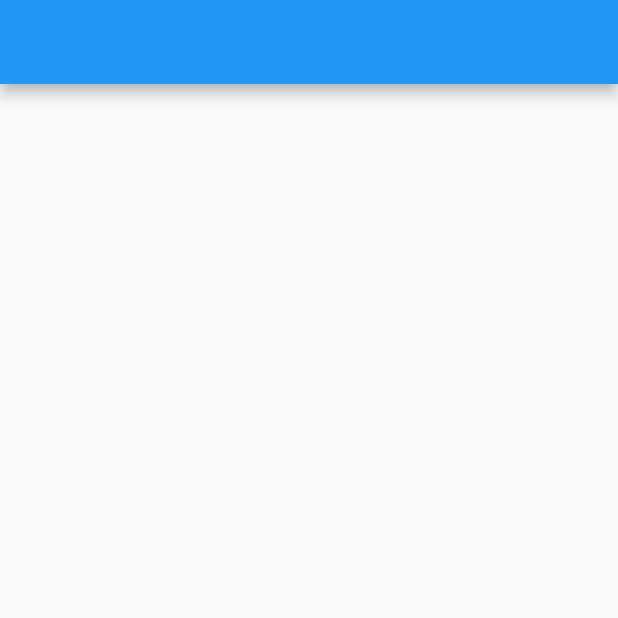
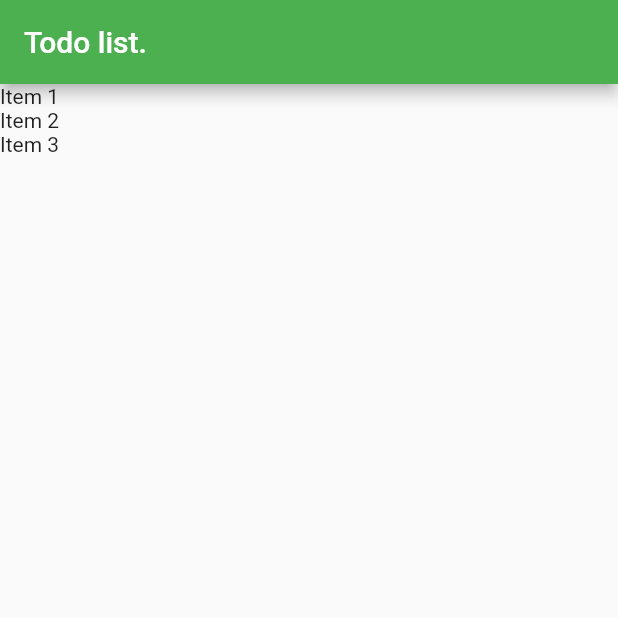
Before and after one commit to Bruno-Cerqueira/todo-app, a Flutter app: the screen it shows after launch, on a phone screen of 412 x 824 dp, the top half of it. Run offline on Flutter 3.47's test engine with Material 2 defaults, Android fonts, the phone set to English and light mode, and no system bars.

Commit message:
Use listView and StatefulWidget on main dart.

```diff
--- a/lib/main.dart
+++ b/lib/main.dart
@@ -1,4 +1,5 @@
 import 'package:flutter/material.dart';
+import 'models/item.dart';
 
 void main() {
   runApp(MyApp());
@@ -12,18 +13,39 @@ class MyApp extends StatelessWidget {
       title: 'Todo App',
       debugShowCheckedModeBanner: false,
       theme: ThemeData(
-        primarySwatch: Colors.blue,
+        primarySwatch: Colors.green,
       ),
       home: HomePage(),
     );
   }
 }
 
-class HomePage extends StatelessWidget {
+class HomePage extends StatefulWidget {
+  var items = new List<Item>();
+
+  HomePage() {
+    items = [];
+    items.add(new Item.fromJson({'title': 'Item 1', 'done': false}));
+    items.add(new Item.fromJson({'title': 'Item 2', 'done': false}));
+    items.add(new Item.fromJson({'title': 'Item 3', 'done': false}));
+  }
+  @override
+  _HomePageState createState() => _HomePageState();
+}
+
+class _HomePageState extends State<HomePage> {
   @override
   Widget build(BuildContext context) {
     return Scaffold(
-      appBar: AppBar(),
+      appBar: AppBar(
+        title: Text("Todo list."),
+      ),
+      body: ListView.builder(
+        itemCount: widget.items.length,
+        itemBuilder: (BuildContext ctxt, int index) {
+          return Text(widget.items[index].title);
+        },
+      ),
     );
   }
 }
```
